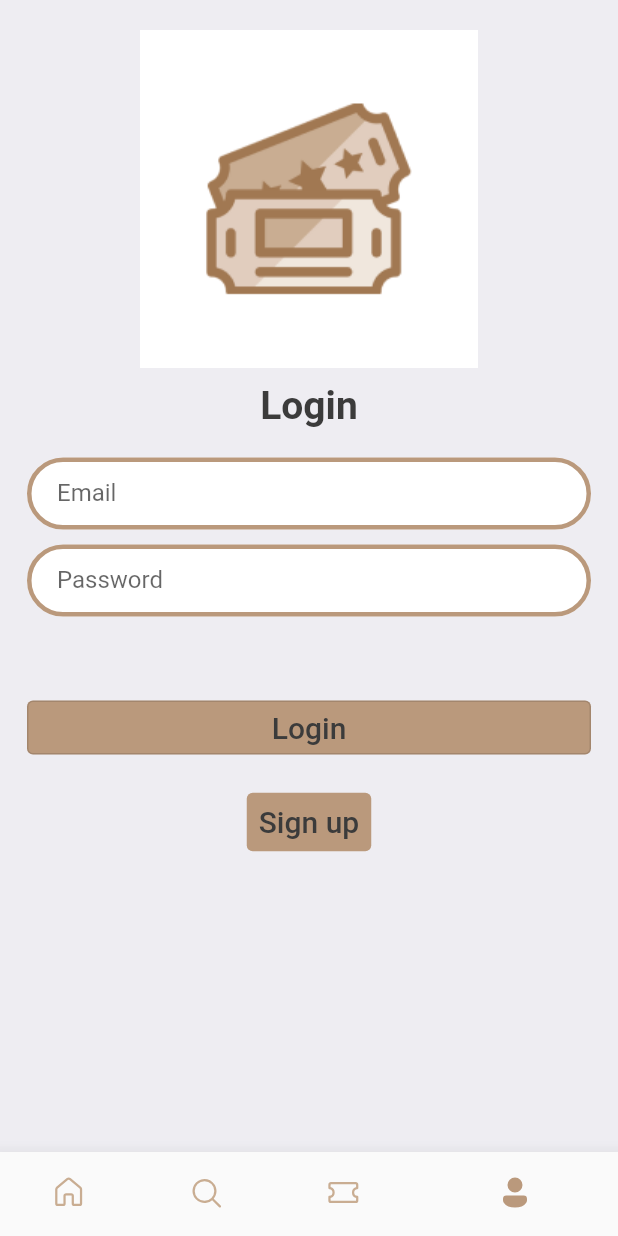
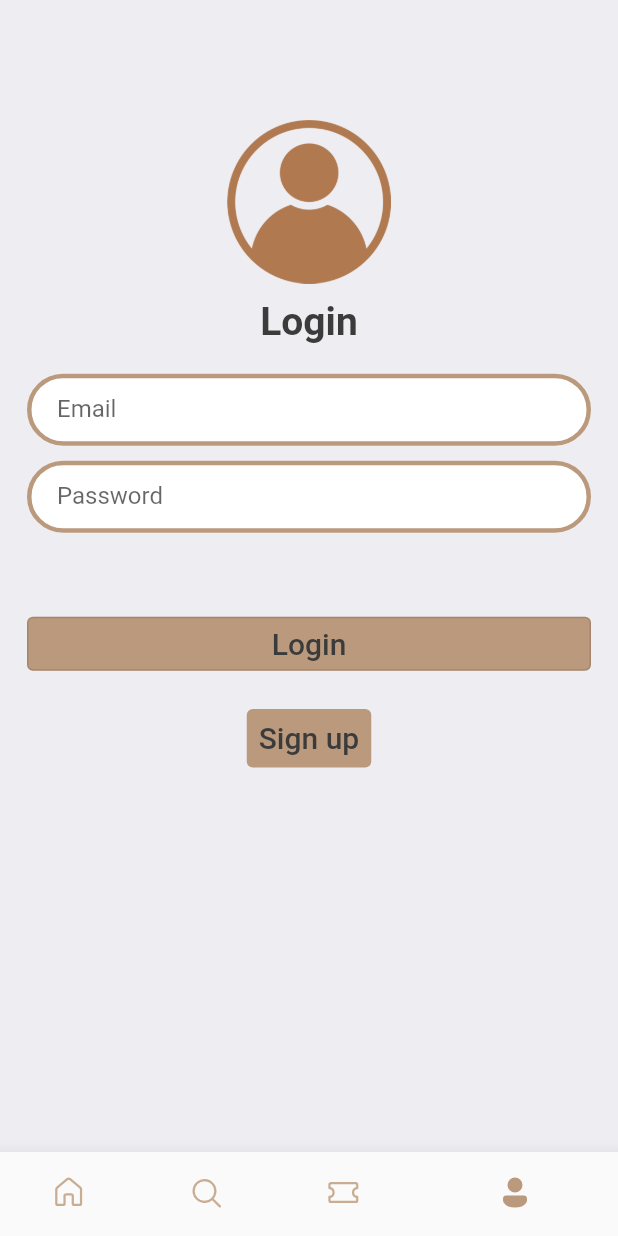
Before and after one commit to DevRuiz18/Dispositvos-Moveis, a Flutter app: the screen it shows after launch, item 4 of the bottom bar chosen, on a phone screen of 412 x 824 dp. Run offline on Flutter 3.47's test engine with Material 2 defaults, Android fonts, the phone set to English and light mode, and no system bars; our stand-ins replace fluentui_icons, gap, get; missing offline and left inert: dart:ffi.

Commit message:
add image

```diff
--- a/lib/pages/login_screen.dart
+++ b/lib/pages/login_screen.dart
@@ -60,9 +60,9 @@ class _loginstate extends State<LoginScreen> {
         children: <Widget>[
           Column(children: <Widget>[
             SizedBox(
-              height: AppLayout.getHeight(20),
+              height: AppLayout.getHeight(80),
             ),
-            Image.asset('assets/images/logo.png'),
+            Image.asset('assets/images/avatar.png', scale: 11,),
             SizedBox(
               height: AppLayout.getHeight(10),
             ),
```
Also changed, not shown: assets/images/avatar.png (added).
